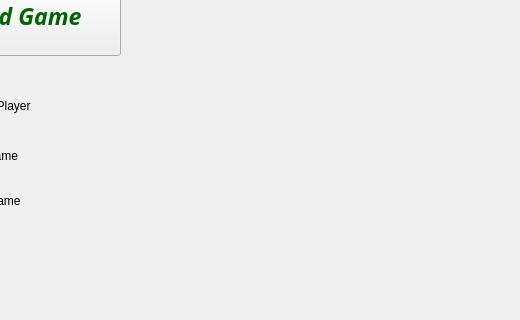
Before: the Qt Designer form mainwindow.ui in ThyberZee/earthdefense, drawn with Qt 5; both pictures show x 120 to 640 and y 242 to 562 of the 640 by 800 pixel window.
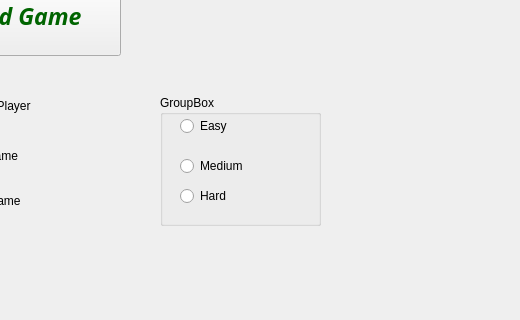
After: the same form once the commit is applied. Icons and pictures are not drawn.

```diff
--- a/mainwindow.ui
+++ b/mainwindow.ui
@@ -130,6 +130,58 @@
      <string>Host Game</string>
     </property>
    </widget>
+   <widget class="QGroupBox" name="gbDifficulty">
+    <property name="geometry">
+     <rect>
+      <x>280</x>
+      <y>320</y>
+      <width>161</width>
+      <height>131</height>
+     </rect>
+    </property>
+    <property name="title">
+     <string>GroupBox</string>
+    </property>
+    <widget class="QRadioButton" name="rbEasy">
+     <property name="geometry">
+      <rect>
+       <x>20</x>
+       <y>20</y>
+       <width>116</width>
+       <height>22</height>
+      </rect>
+     </property>
+     <property name="text">
+      <string>Easy</string>
+     </property>
+    </widget>
+    <widget class="QRadioButton" name="rbMedium">
+     <property name="geometry">
+      <rect>
+       <x>20</x>
+       <y>60</y>
+       <width>116</width>
+       <height>22</height>
+      </rect>
+     </property>
+     <property name="text">
+      <string>Medium</string>
+     </property>
+    </widget>
+    <widget class="QRadioButton" name="rbHard">
+     <property name="geometry">
+      <rect>
+       <x>20</x>
+       <y>90</y>
+       <width>116</width>
+       <height>22</height>
+      </rect>
+     </property>
+     <property name="text">
+      <string>Hard</string>
+     </property>
+    </widget>
+   </widget>
   </widget>
   <widget class="QMenuBar" name="menuBar">
    <property name="geometry">
```
